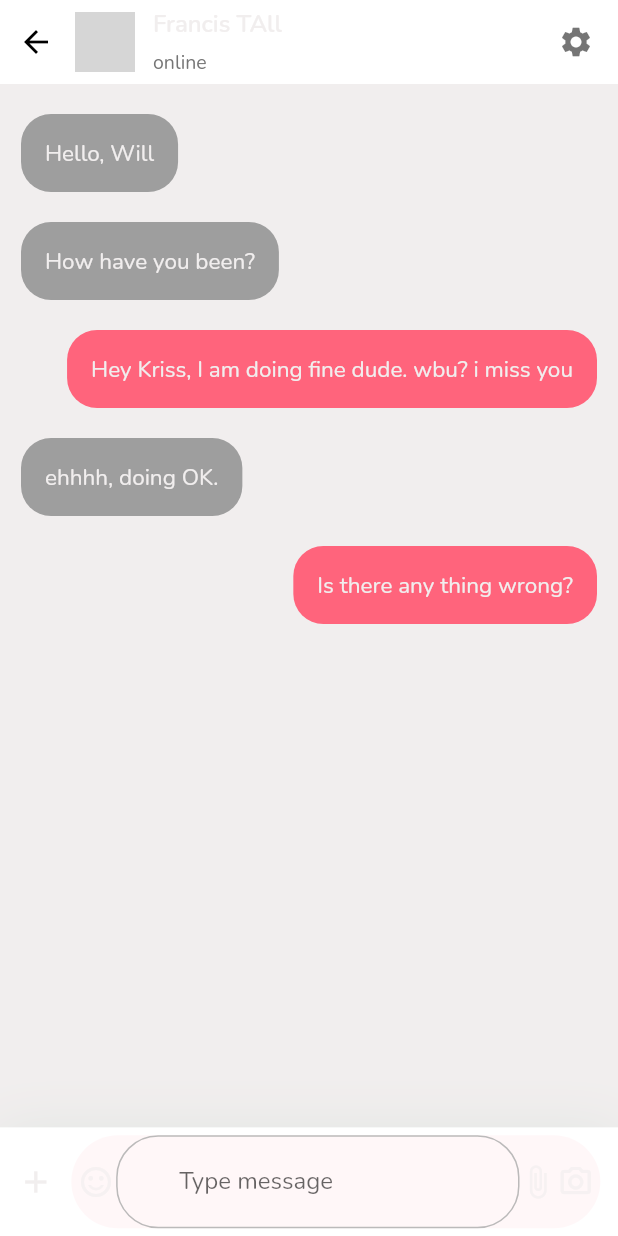
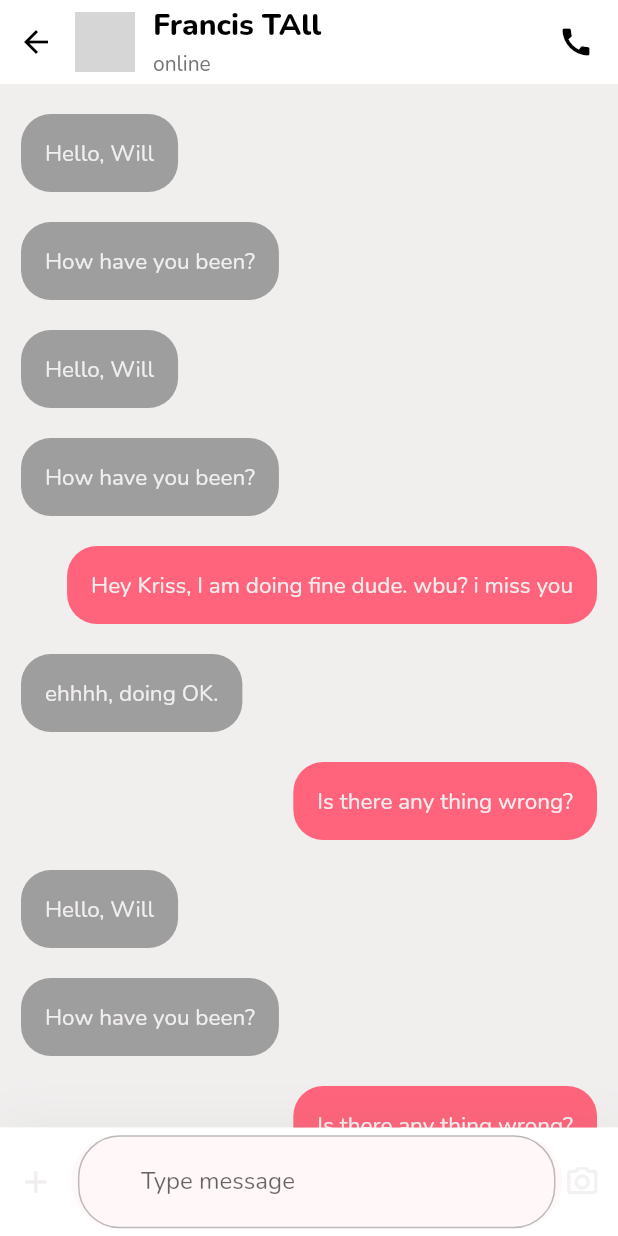
Before and after one commit to Jasiri-Inc/yakwetu, a Flutter app: the ChatInboxScreen screen opened directly, on a phone screen of 412 x 824 dp. Run offline on Flutter 3.47's test engine with Material 2 defaults, Android fonts, the phone set to English and light mode, and no system bars; our stand-ins replace flutter_svg, socket_io_client; network calls fail; grey boxes are pictures that could not be loaded.

Commit message:
Refined chat inbox UI

```diff
--- a/lib/src/modules/chat_inbox/presentation/components/body.dart
+++ b/lib/src/modules/chat_inbox/presentation/components/body.dart
@@ -14,12 +14,20 @@ class _ChatInboxBodyState extends State<ChatInboxBody> {
   List<ChatMessage> messages = [
     ChatMessage(messageContent: "Hello, Will", messageType: "receiver"),
     ChatMessage(messageContent: "How have you been?", messageType: "receiver"),
+    ChatMessage(messageContent: "Hello, Will", messageType: "receiver"),
+    ChatMessage(messageContent: "How have you been?", messageType: "receiver"),
     ChatMessage(
         messageContent: "Hey Kriss, I am doing fine dude. wbu? i miss you",
         messageType: "sender"),
     ChatMessage(messageContent: "ehhhh, doing OK.", messageType: "receiver"),
     ChatMessage(
         messageContent: "Is there any thing wrong?", messageType: "sender"),
+    ChatMessage(messageContent: "Hello, Will", messageType: "receiver"),
+    ChatMessage(messageContent: "How have you been?", messageType: "receiver"),
+    ChatMessage(
+        messageContent: "Is there any thing wrong?", messageType: "sender"),
+    ChatMessage(messageContent: "Hello, Will", messageType: "receiver"),
+    ChatMessage(messageContent: "How have you been?", messageType: "receiver"),
   ];
 
   @override
@@ -29,6 +37,7 @@ class _ChatInboxBodyState extends State<ChatInboxBody> {
         Expanded(
           child: Container(
             color: kSecondaryColor,
+            child: SingleChildScrollView(
               child: ListView.builder(
                 itemCount: messages.length,
                 shrinkWrap: true,
@@ -36,8 +45,8 @@ class _ChatInboxBodyState extends State<ChatInboxBody> {
                 physics: ScrollPhysics(),
                 itemBuilder: (context, index) {
                   return Container(
-                  padding:
-                      EdgeInsets.only(left: 14, right: 14, top: 10, bottom: 10),
+                    padding: EdgeInsets.only(
+                        left: 14, right: 14, top: 10, bottom: 10),
                     child: Align(
                       alignment: (messages[index].messageType == "receiver"
                           ? Alignment.topLeft
@@ -61,6 +70,7 @@ class _ChatInboxBodyState extends State<ChatInboxBody> {
               ),
             ),
           ),
+        ),
         ChatInboxBottomBar()
       ],
     );
--- a/lib/src/modules/chat_inbox/presentation/components/chat_inbox_app_bar.dart
+++ b/lib/src/modules/chat_inbox/presentation/components/chat_inbox_app_bar.dart
@@ -37,21 +37,25 @@ AppBar chatInboxAppBar(BuildContext context) {
                 children: <Widget>[
                   Text(
                     "Francis TAll",
-                    style: TextStyle(fontSize: 16, fontWeight: FontWeight.w600),
+                    style: TextStyle(
+                      fontSize: 20,
+                      fontWeight: FontWeight.w800,
+                      color: Colors.black,
+                    ),
                   ),
                   SizedBox(
-                    height: 6,
+                    height: 3,
                   ),
                   Text(
                     "online",
-                    style: TextStyle(color: Colors.grey.shade600, fontSize: 13),
+                    style: TextStyle(color: Colors.grey.shade600, fontSize: 14),
                   ),
                 ],
               ),
             ),
             Icon(
-              Icons.settings,
-              color: Colors.black54,
+              Icons.call,
+              color: Colors.black,
             ),
           ],
         ),
--- a/lib/src/modules/chat_inbox/presentation/components/chat_inbox_bottom_bar.dart
+++ b/lib/src/modules/chat_inbox/presentation/components/chat_inbox_bottom_bar.dart
@@ -43,15 +43,6 @@ class _ChatInboxBottomBarState extends State<ChatInboxBottomBar> {
                 ),
                 child: Row(
                   children: [
-                    Icon(
-                      Icons.sentiment_satisfied_alt_outlined,
-                      color: Theme.of(context)
-                          .textTheme
-                          .bodyText1!
-                          .color!
-                          .withOpacity(0.64),
-                    ),
-                    SizedBox(width: getProportionateScreenWidth(5) / 4),
                     Expanded(
                       child: TextField(
                         decoration: InputDecoration(
@@ -60,26 +51,18 @@ class _ChatInboxBottomBarState extends State<ChatInboxBottomBar> {
                         ),
                       ),
                     ),
-                    Icon(
-                      Icons.attach_file,
-                      color: Theme.of(context)
-                          .textTheme
-                          .bodyText1!
-                          .color!
-                          .withOpacity(0.64),
-                    ),
-                    SizedBox(width: getProportionateScreenWidth(5) / 4),
-                    Icon(
-                      Icons.camera_alt_outlined,
-                      color: Theme.of(context)
-                          .textTheme
-                          .bodyText1!
-                          .color!
-                          .withOpacity(0.64),
-                    ),
                   ],
                 ),
               ),
+            ),
+            SizedBox(width: getProportionateScreenWidth(5) / 4),
+            Icon(
+              Icons.camera_alt_outlined,
+              color: Theme.of(context)
+                  .textTheme
+                  .bodyText1!
+                  .color!
+                  .withOpacity(0.8),
             ),
           ],
         ),
--- a/lib/src/modules/chats/views/components/body.dart
+++ b/lib/src/modules/chats/views/components/body.dart
@@ -84,7 +84,7 @@ class _ChatsBodyState extends State<ChatsBody> {
                 hintStyle: TextStyle(color: Colors.grey.shade600),
                 prefixIcon: Icon(
                   Icons.search,
-                  color: Colors.grey.shade600,
+                  color: Colors.grey,
                   size: 20,
                 ),
                 filled: true,
```
Lines whose indentation alone changed are shown as unchanged.
